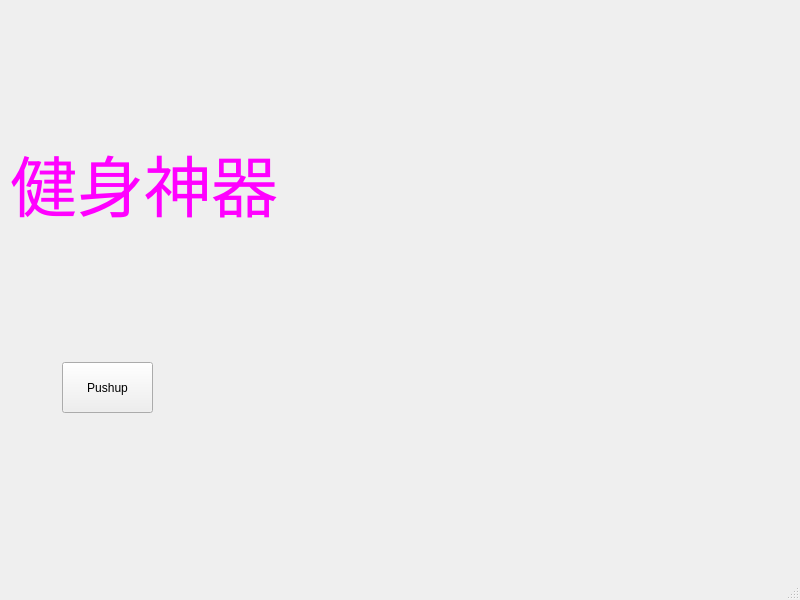
Before: the Qt Designer form UI/workout.ui in VanLinLin/workout-app, drawn with Qt 5.
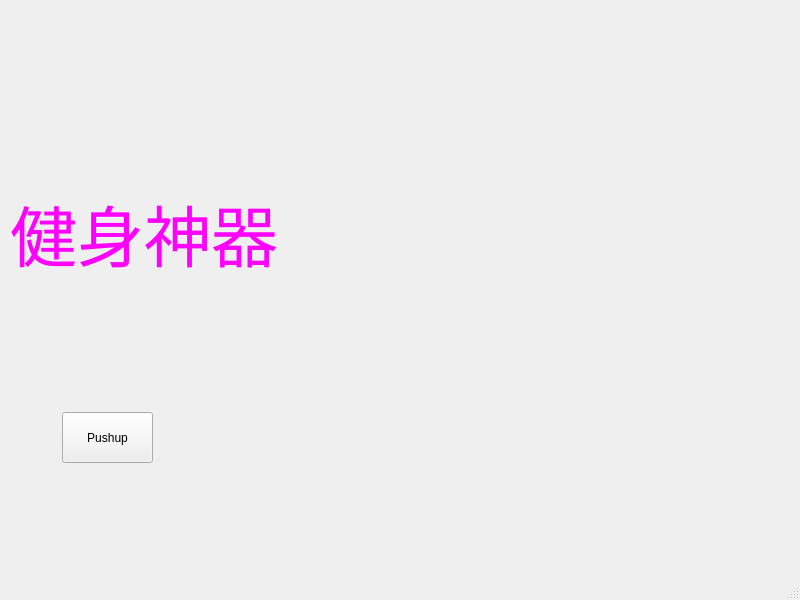
After: the same form once the commit is applied. Icons and pictures are not drawn.

What changed in the file:
```diff
--- a/UI/workout.ui
+++ b/UI/workout.ui
@@ -18,7 +18,7 @@
     <property name="geometry">
      <rect>
       <x>10</x>
-      <y>10</y>
+      <y>60</y>
       <width>763</width>
       <height>501</height>
      </rect>
```
